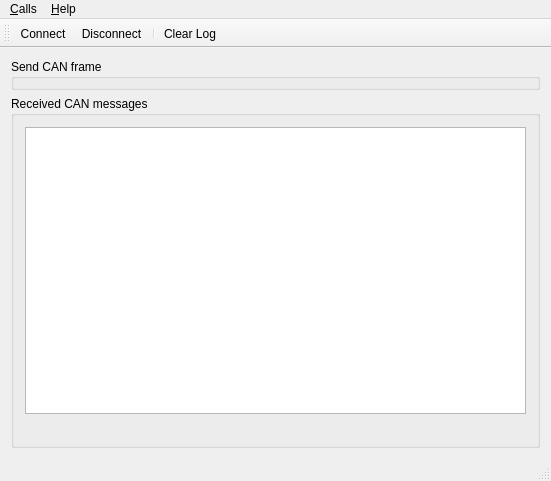
Above: examples/serialbus/can/mainwindow.ui from eugesh/qtserialbus-fork before the change. Below: the same form after it.
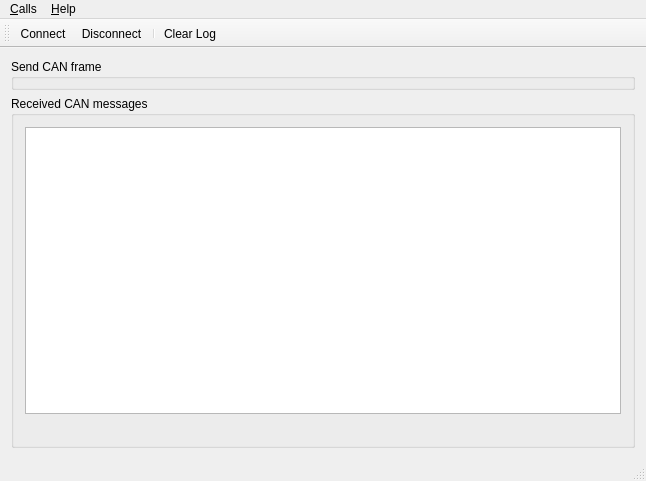
That is the form after the change. Icons and pictures are not drawn. Custom widgets are drawn as their Qt base class.

```diff
--- a/examples/serialbus/can/mainwindow.ui
+++ b/examples/serialbus/can/mainwindow.ui
@@ -6,7 +6,7 @@
    <rect>
     <x>0</x>
     <y>0</y>
-    <width>551</width>
+    <width>646</width>
     <height>481</height>
    </rect>
   </property>
@@ -48,7 +48,7 @@
     <rect>
      <x>0</x>
      <y>0</y>
-     <width>551</width>
+     <width>646</width>
      <height>22</height>
     </rect>
    </property>
```
